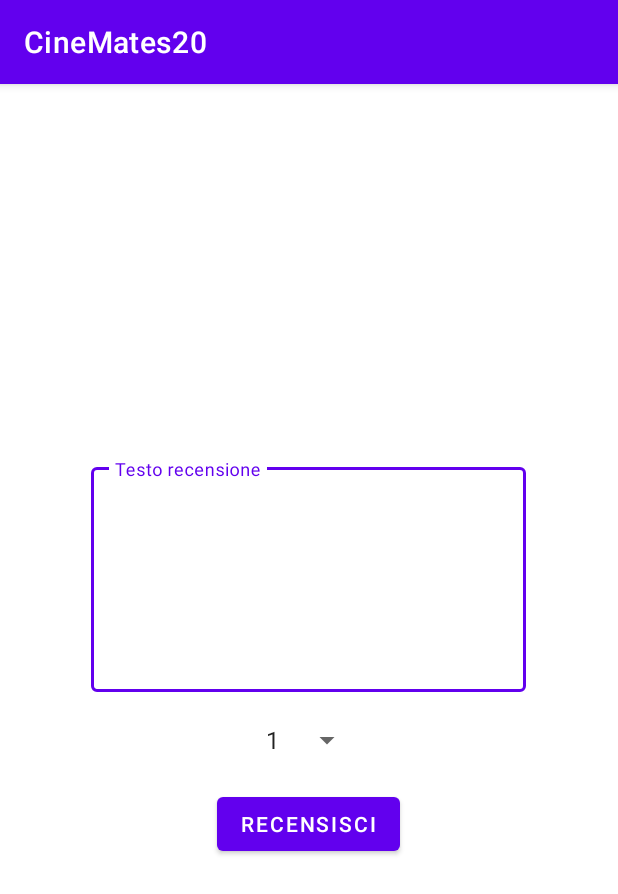
After one commit to thewizard322/cinemates20, an Android app: the fragment InserisciRecensioneFragment shown on its own in the app's theme, on a phone screen of 412 x 824 dp. The commit adds this screen. Shown: the top 894 px of the screen. Run offline under Robolectric (Android 15) with nearby library versions, the phone set to English and light mode, and no system bars.

Commit message:
Aggiunta bozza per funzionalità "Recensisci Film"

```diff
--- /dev/null
+++ b/app/src/main/java/com/example/cinemates20/View/Fragment/InserisciRecensioneFragment.java
@@ -0,0 +1,62 @@
+package com.example.cinemates20.View.Fragment;
+
+import android.os.Bundle;
+import android.view.LayoutInflater;
+import android.view.View;
+import android.view.ViewGroup;
+import android.widget.Button;
+import android.widget.Spinner;
+import android.widget.Toast;
+
+import androidx.annotation.NonNull;
+import androidx.annotation.Nullable;
+import androidx.fragment.app.Fragment;
+
+import com.example.cinemates20.Model.Film;
+import com.example.cinemates20.Presenter.Fragment.InserisciRecensionePresenter;
+import com.example.cinemates20.R;
+import com.google.android.material.textfield.TextInputLayout;
+
+public class InserisciRecensioneFragment extends Fragment {
+
+    Spinner spinnerVoto;
+    TextInputLayout tilTestoRecensioneInserisciRecensione;
+    Button bRececensisciInserisciRecensione;
+
+    @Nullable
+    @Override
+    public View onCreateView(@NonNull LayoutInflater inflater, @Nullable ViewGroup container, @Nullable Bundle savedInstanceState) {
+        View view = inflater.inflate(R.layout.fragment_inseriscirecensione,container,false);
+        return view;
+    }
+
+    @Override
+    public void onViewCreated(@NonNull View view, @Nullable Bundle savedInstanceState) {
+        super.onViewCreated(view, savedInstanceState);
+        spinnerVoto = view.findViewById(R.id.spinnerValutazioneRecensione);
+        tilTestoRecensioneInserisciRecensione = view.findViewById(R.id.tilTestoRecensioneInserisciRecensione);
+        bRececensisciInserisciRecensione = view.findViewById(R.id.bRececensisciInserisciRecensione);
+
+        Bundle bundle = getArguments();
+        if (bundle != null) {
+            Film film = (Film) bundle.getSerializable("film");
+            new InserisciRecensionePresenter(this,film);
+        }
+    }
+
+    public void mostraToast(String msg){
+        Toast.makeText(getActivity(),msg,Toast.LENGTH_SHORT).show();
+    }
+
+    public Spinner getSpinnerVoto() {
+        return spinnerVoto;
+    }
+
+    public TextInputLayout getTilTestoRecensioneInserisciRecensione() {
+        return tilTestoRecensioneInserisciRecensione;
+    }
+
+    public Button getbRececensisciInserisciRecensione() {
+        return bRececensisciInserisciRecensione;
+    }
+}
--- /dev/null
+++ b/app/src/main/res/layout/fragment_inseriscirecensione.xml
@@ -0,0 +1,57 @@
+<?xml version="1.0" encoding="utf-8"?>
+<LinearLayout xmlns:android="http://schemas.android.com/apk/res/android"
+    xmlns:app="http://schemas.android.com/apk/res-auto"
+    android:layout_width="match_parent"
+    android:layout_height="match_parent"
+    android:gravity="center"
+    android:orientation="vertical">
+
+    <LinearLayout
+        android:layout_width="330dp"
+        android:layout_height="wrap_content"
+        android:padding="10dp"
+        android:gravity="center"
+        android:orientation="vertical">
+
+        <com.google.android.material.textfield.TextInputLayout
+            android:id="@+id/tilTestoRecensioneInserisciRecensione"
+            style="@style/Widget.MaterialComponents.TextInputLayout.OutlinedBox"
+            android:layout_width="match_parent"
+            android:layout_height="wrap_content"
+            android:layout_gravity="center"
+            app:boxBackgroundColor="#FFFFFF"
+            android:layout_margin="10dp">
+
+            <com.google.android.material.textfield.TextInputEditText
+                android:layout_width="match_parent"
+                android:layout_height="wrap_content"
+                android:layout_gravity="center"
+                android:ems="10"
+                android:hint="Testo recensione"
+                android:inputType="textMultiLine"
+                android:lines="8"
+                android:minLines="6"
+                android:gravity="start"
+                android:maxLines="10"
+                android:scrollbars="vertical" />
+
+        </com.google.android.material.textfield.TextInputLayout>
+
+        <Spinner
+            android:id="@+id/spinnerValutazioneRecensione"
+            android:layout_width="wrap_content"
+            android:layout_height="wrap_content"
+            android:layout_gravity="center"
+            android:layout_margin="10dp"
+            android:spinnerMode="dropdown"
+            android:entries="@array/stringArraySpinnerVoto" />
+
+        <Button
+            android:id="@+id/bRececensisciInserisciRecensione"
+            android:layout_width="wrap_content"
+            android:layout_height="wrap_content"
+            android:text="Recensisci"
+            android:layout_gravity="center"
+            android:layout_margin="10dp"/>
+    </LinearLayout>
+</LinearLayout>
--- a/app/src/main/res/values/strings.xml
+++ b/app/src/main/res/values/strings.xml
@@ -3,4 +3,12 @@
     <!-- TODO: Remove or change this placeholder text -->
     <string name="hello_blank_fragment">Hello blank fragment</string>
     <string name="Registrati"><u>Registrati</u></string>
+
+    <string-array name="stringArraySpinnerVoto">
+        <item>1</item>
+        <item>2</item>
+        <item>3</item>
+        <item>4</item>
+        <item>5</item>
+    </string-array>
 </resources>
```
Also changed, not shown: app/src/main/java/com/example/cinemates20/DAO/RecensioneDAO.java (+23 -0 lines), app/src/main/java/com/example/cinemates20/Presenter/Fragment/InserisciRecensionePresenter.java (added, +63 -0 lines), app/src/main/java/com/example/cinemates20/Presenter/Fragment/MostraFilmPresenter.java (+38 -2 lines), app/src/main/java/com/example/cinemates20/Widgets/AdapterMostraFilm.java (+9 -0 lines).
